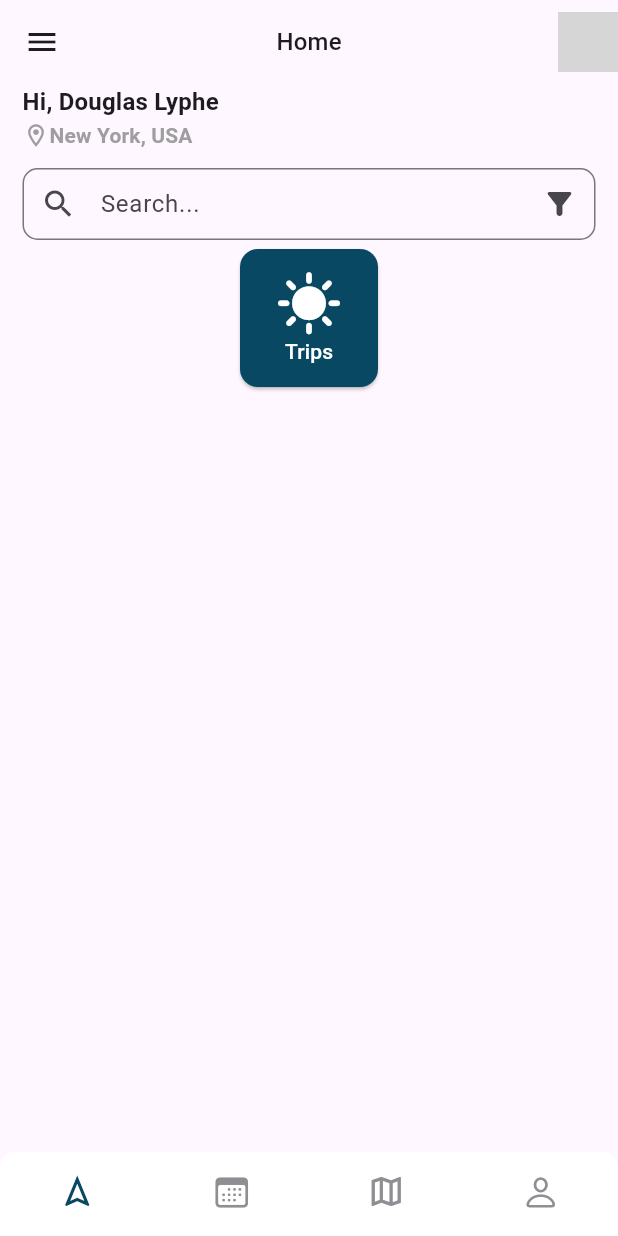
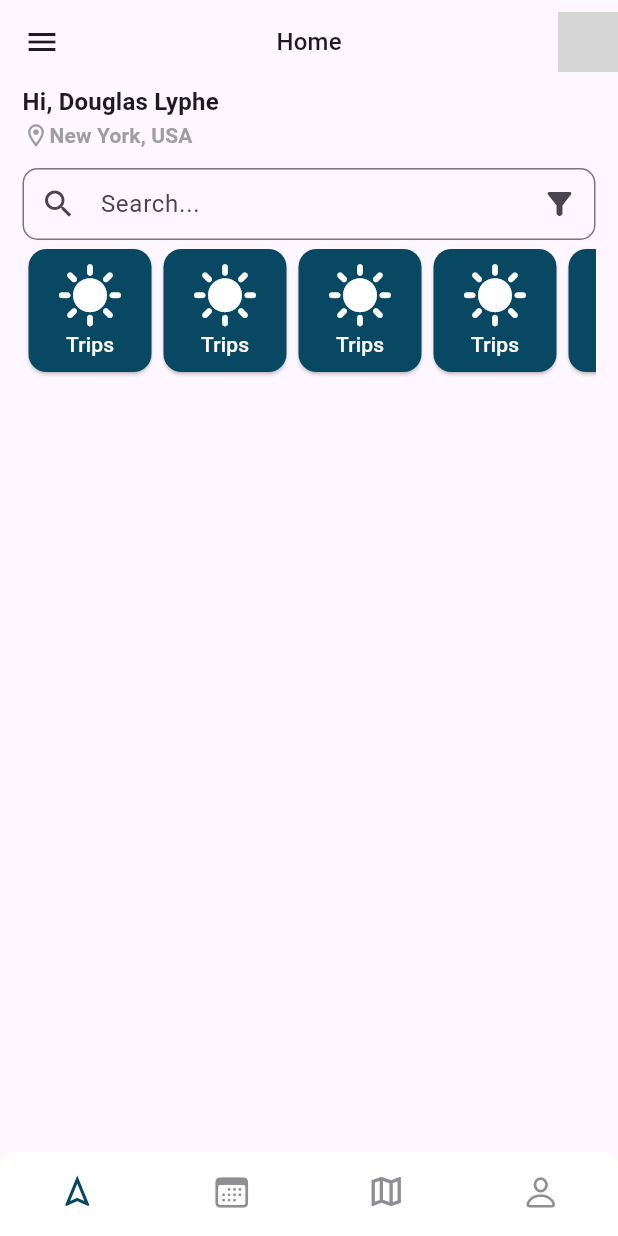
Before and after one commit to ufukyazici/flutter_ui_practices, a Flutter app: the screen it shows after launch, on a phone screen of 412 x 824 dp. Run offline on Flutter 3.47's test engine with Material 2 defaults, Android fonts, the phone set to English and light mode, and no system bars; drawn by our look-alikes of persistent_bottom_nav_bar; missing offline and left inert: kartal; network calls fail; grey boxes are pictures that could not be loaded.

Commit message:
Trip & Travel UI

```diff
--- a/lib/trip_travel_ui/trip_travel_home_view.dart
+++ b/lib/trip_travel_ui/trip_travel_home_view.dart
@@ -12,6 +12,7 @@ class _TripTravelHomeViewState extends State<TripTravelHomeView> {
   final String location = "New York, USA";
   final Icon categoryIcon = const Icon(Icons.sunny);
   bool isSelected = true;
+  final String categoryTitle = "Trips";
   @override
   Widget build(BuildContext context) {
     return Scaffold(
@@ -70,9 +71,40 @@ class _TripTravelHomeViewState extends State<TripTravelHomeView> {
                 ),
               ),
             ),
-            SizedBox(
-              height: 100,
-              width: 100,
+            SingleChildScrollView(
+              scrollDirection: Axis.horizontal,
+              child: Row(
+                children: [
+                  CategoryCardWidget(isSelected: isSelected, categoryTitle: categoryTitle),
+                  CategoryCardWidget(isSelected: isSelected, categoryTitle: categoryTitle),
+                  CategoryCardWidget(isSelected: isSelected, categoryTitle: categoryTitle),
+                  CategoryCardWidget(isSelected: isSelected, categoryTitle: categoryTitle),
+                  CategoryCardWidget(isSelected: isSelected, categoryTitle: categoryTitle),
+                ],
+              ),
+            )
+          ],
+        ),
+      ),
+    );
+  }
+}
+
+class CategoryCardWidget extends StatelessWidget {
+  const CategoryCardWidget({
+    super.key,
+    required this.isSelected,
+    required this.categoryTitle,
+  });
+
+  final bool isSelected;
+  final String categoryTitle;
+
+  @override
+  Widget build(BuildContext context) {
+    return SizedBox(
+      height: 90,
+      width: 90,
       child: Card(
         color: isSelected ? const Color(0xff094863) : Colors.white,
         child: Column(
@@ -80,15 +112,8 @@ class _TripTravelHomeViewState extends State<TripTravelHomeView> {
           children: [
             prepareIcon(const Icon(Icons.sunny), isSelected),
             Text(
-                      "Trips",
-                      style: Theme.of(context)
-                          .textTheme
-                          .labelLarge
-                          ?.copyWith(color: isSelected ? Colors.white : Colors.grey),
-                    )
-                  ],
-                ),
-              ),
+              categoryTitle,
+              style: Theme.of(context).textTheme.labelLarge?.copyWith(color: isSelected ? Colors.white : Colors.grey),
             )
           ],
         ),
```
Lines whose indentation alone changed are shown as unchanged.
